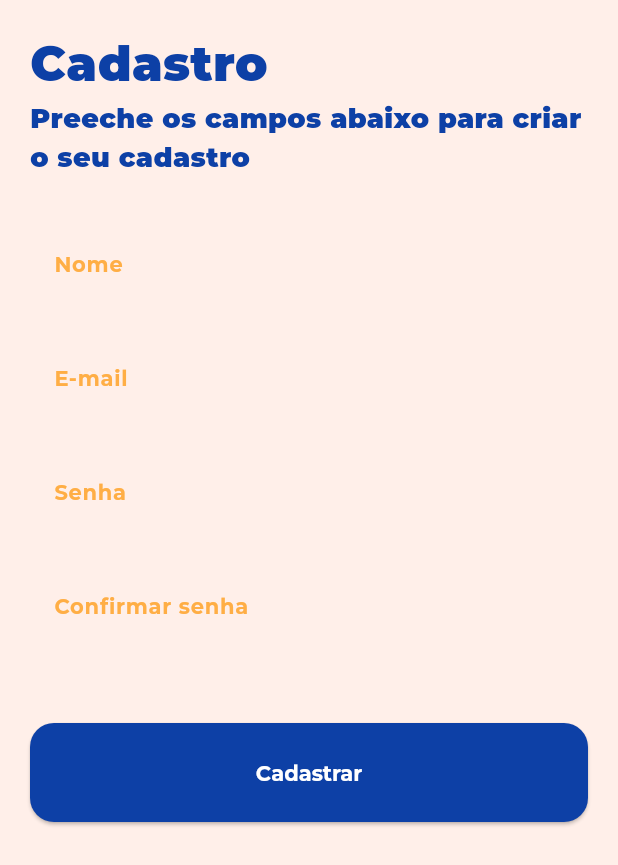
After one commit to caneto/Catalago_colecionadores, a Flutter app: the RegisterPage screen opened by its route, after a tap on "Cadastrar", on a phone screen of 412 x 824 dp. The commit adds this screen. Shown: the top 865 px of the screen. Run offline on Flutter 3.47's test engine with Material 3 defaults, Android fonts, the light colour scheme and no system bars; our stand-ins replace signals_flutter, top_snackbar_flutter; missing offline and left inert: validatorless; project files that could hold a hidden picture were left out.

Commit message:
Iniciado a Tela Register
Falta finalizar  ela.

```diff
--- a/lib/colecao_main_app.dart
+++ b/lib/colecao_main_app.dart
@@ -1,6 +1,7 @@
 import 'package:catalago_colecionadores/src/ui/core/theme/catalago_colecionador_theme.dart';
 import 'package:catalago_colecionadores/src/ui/login/login_page.dart';
 import 'package:catalago_colecionadores/src/ui/pos_start/pos_start_screen.dart';
+import 'package:catalago_colecionadores/src/ui/registro/register_page.dart';
 import 'package:catalago_colecionadores/src/ui/splash/splash_screen.dart';
 import 'package:catalago_colecionadores/src/ui/start/start_screen.dart';
 import 'package:flutter/material.dart';
@@ -21,6 +22,7 @@ class ColecaoMainApp extends StatelessWidget {
       routes: {
         '/': (_) => SplashPage(),
         '/login': (_) => LoginPage(),
+        '/registro': (_) => RegisterPage(),
         '/home': (_) => const SizedBox.shrink(),
         '/start': (_) => StartScreen(),
         '/pos_start': (_) => PosStartScreen(),
--- /dev/null
+++ b/lib/src/ui/registro/register_page.dart
@@ -0,0 +1,124 @@
+import 'package:catalago_colecionadores/src/ui/core/helpers/messages.dart';
+import 'package:catalago_colecionadores/src/ui/core/theme/catalago_colecionador_theme.dart';
+import 'package:catalago_colecionadores/src/ui/core/widgets/app_default_especial_button.dart';
+import 'package:catalago_colecionadores/src/ui/core/widgets/app_default_textformfield.dart';
+import 'package:flutter/material.dart';
+import 'package:validatorless/validatorless.dart';
+
+class RegisterPage extends StatefulWidget {
+  const RegisterPage({super.key});
+
+  @override
+  State<RegisterPage> createState() => _RegisterPageState();
+}
+
+class _RegisterPageState extends State<RegisterPage> with MessageViewMixin {
+  final _formKey = GlobalKey<FormState>();
+
+  final _nameEC = TextEditingController();
+  final _emailEC = TextEditingController();
+  final _passwordEC = TextEditingController();
+  final _confirmPasswordEC = TextEditingController();
+
+  @override
+  void dispose() {
+    _nameEC.dispose();
+    _emailEC.dispose();
+    _passwordEC.dispose();
+    _confirmPasswordEC.dispose();
+    super.dispose();
+  }
+
+  @override
+  Widget build(BuildContext context) {
+    return Scaffold(
+      //appBar: DeliveryAppbar(),
+      body: SingleChildScrollView(
+        child: Padding(
+          padding: const EdgeInsets.all(20.0),
+          child: Form(
+            key: _formKey,
+            child: Column(
+              crossAxisAlignment: CrossAxisAlignment.start,
+              children: [
+                Text('Cadastro', style: CatalagoColecionadorTheme.titleStyle),
+                Text(
+                  'Preeche os campos abaixo para criar o seu cadastro',
+                  style: CatalagoColecionadorTheme.titleStyle.copyWith(fontSize: 18),
+                ),
+                const SizedBox(height: 30),
+                AppDefaultTextformfield(
+                  hintText: "Digite seu nome",
+                  title: 'Nome',
+                  controller: _nameEC,
+                  validator: Validatorless.required('Nome Obrigatório'),
+                ),
+                const SizedBox(height: 20),
+                AppDefaultTextformfield(
+                  title: 'E-mail',
+                  hintText: "Entre com seu email",
+                  controller: _emailEC,
+                  keyboardType: TextInputType.emailAddress,
+                  validator: Validatorless.multiple([
+                    Validatorless.required('E-mail Obrigatório'),
+                    Validatorless.email('E-mail inválido'),
+                  ]),
+                ),
+                const SizedBox(height: 20),
+                AppDefaultTextformfield(
+                  title: 'Senha',
+                  hintText: "Entre com sua senha",
+                  controller: _passwordEC,
+                  obscureText: true,
+                  validator: Validatorless.multiple([
+                    Validatorless.required('Senha Obrigatório'),
+                    Validatorless.min(
+                      6,
+                      'Senha deve conter pelo menos 6 caracteres',
+                    ),
+                  ]),
+                ),
+                const SizedBox(height: 20),
+                AppDefaultTextformfield(
+                  title: 'Confirmar senha',
+                  hintText: "Comfirme sua senha",
+                  controller: _confirmPasswordEC,
+                  obscureText: true,
+                  validator: Validatorless.multiple([
+                    Validatorless.required('Confirmar Senha Obrigatório'),
+                    Validatorless.min(6, 'No mínimo 6 carecteres'),
+                    Validatorless.compare(
+                      _passwordEC,
+                      'Senha diferente de confirmar senha!',
+                    ),
+                  ]),
+                ),
+                const SizedBox(height: 50),
+                Center(
+                  child: AppDefaultEspecialButton(
+                    width: double.infinity,
+                    label: 'Cadastrar',
+                    onPressed: _registerUser,
+                  ),
+                ),
+              ],
+            ),
+          ),
+        ),
+      ),
+    );
+  }
+
+  void _registerUser() {
+    final formValid = _formKey.currentState?.validate() ?? false;
+
+    if (formValid) {
+      FocusScope.of(context).unfocus();
+      //controller.register(
+      //  name: _nameEC.text,
+      //  email: _emailEC.text,
+      //  password: _passwordEC.text,
+      //);
+    }
+  }
+}
```
